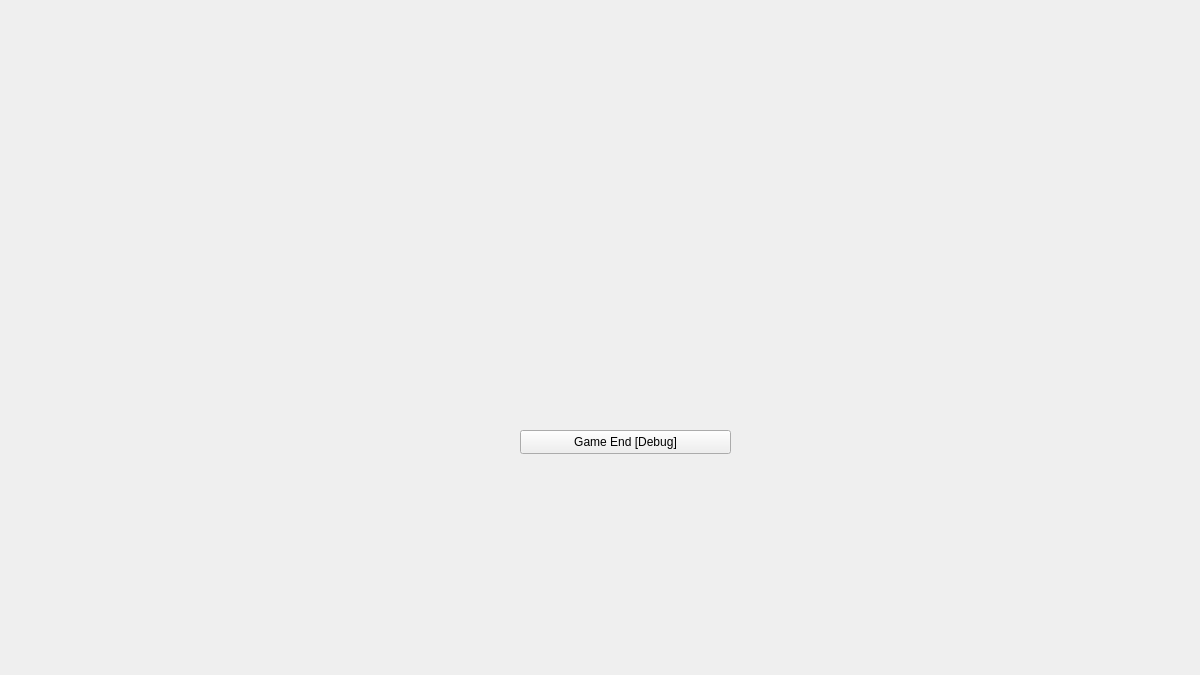
First picture: the form in ui/PlayWidget.ui, repository njdldkl666699/Melody, before the edit.
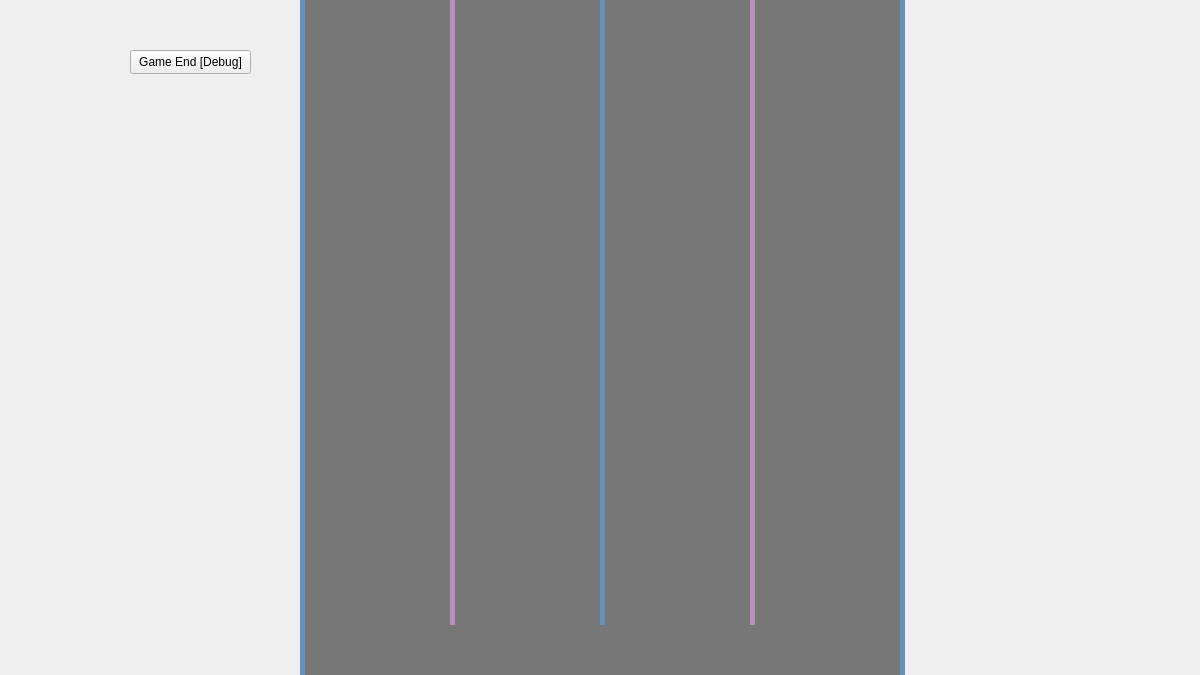
Second picture: the form after the edit. Icons and pictures are not drawn.

```diff
--- a/ui/PlayWidget.ui
+++ b/ui/PlayWidget.ui
@@ -34,8 +34,8 @@
   <widget class="QPushButton" name="pushButton_pause">
    <property name="geometry">
     <rect>
-     <x>30</x>
-     <y>40</y>
+     <x>20</x>
+     <y>20</y>
      <width>64</width>
      <height>64</height>
     </rect>
@@ -81,9 +81,9 @@
   <widget class="QPushButton" name="pushButton_debug">
    <property name="geometry">
     <rect>
-     <x>520</x>
-     <y>430</y>
-     <width>211</width>
+     <x>130</x>
+     <y>50</y>
+     <width>121</width>
      <height>24</height>
     </rect>
    </property>
@@ -122,9 +122,284 @@
     <string/>
    </property>
   </widget>
+  <widget class="Line" name="verticalLine_0">
+   <property name="geometry">
+    <rect>
+     <x>300</x>
+     <y>0</y>
+     <width>5</width>
+     <height>675</height>
+    </rect>
+   </property>
+   <property name="sizePolicy">
+    <sizepolicy hsizetype="Fixed" vsizetype="Fixed">
+     <horstretch>0</horstretch>
+     <verstretch>0</verstretch>
+    </sizepolicy>
+   </property>
+   <property name="minimumSize">
+    <size>
+     <width>5</width>
+     <height>675</height>
+    </size>
+   </property>
+   <property name="maximumSize">
+    <size>
+     <width>5</width>
+     <height>675</height>
+    </size>
+   </property>
+   <property name="styleSheet">
+    <string notr="true">color: rgba(85, 170, 255, 127);</string>
+   </property>
+   <property name="frameShadow">
+    <enum>QFrame::Shadow::Plain</enum>
+   </property>
+   <property name="lineWidth">
+    <number>5</number>
+   </property>
+   <property name="midLineWidth">
+    <number>0</number>
+   </property>
+   <property name="orientation">
+    <enum>Qt::Orientation::Vertical</enum>
+   </property>
+  </widget>
+  <widget class="Line" name="verticalLine_1">
+   <property name="geometry">
+    <rect>
+     <x>450</x>
+     <y>0</y>
+     <width>5</width>
+     <height>625</height>
+    </rect>
+   </property>
+   <property name="sizePolicy">
+    <sizepolicy hsizetype="Fixed" vsizetype="Fixed">
+     <horstretch>0</horstretch>
+     <verstretch>0</verstretch>
+    </sizepolicy>
+   </property>
+   <property name="minimumSize">
+    <size>
+     <width>5</width>
+     <height>625</height>
+    </size>
+   </property>
+   <property name="maximumSize">
+    <size>
+     <width>5</width>
+     <height>625</height>
+    </size>
+   </property>
+   <property name="styleSheet">
+    <string notr="true">color: rgba(255, 170, 255, 127);</string>
+   </property>
+   <property name="frameShadow">
+    <enum>QFrame::Shadow::Plain</enum>
+   </property>
+   <property name="lineWidth">
+    <number>5</number>
+   </property>
+   <property name="orientation">
+    <enum>Qt::Orientation::Vertical</enum>
+   </property>
+  </widget>
+  <widget class="Line" name="verticalLine_2">
+   <property name="geometry">
+    <rect>
+     <x>600</x>
+     <y>0</y>
+     <width>5</width>
+     <height>625</height>
+    </rect>
+   </property>
+   <property name="sizePolicy">
+    <sizepolicy hsizetype="Fixed" vsizetype="Fixed">
+     <horstretch>0</horstretch>
+     <verstretch>0</verstretch>
+    </sizepolicy>
+   </property>
+   <property name="minimumSize">
+    <size>
+     <width>5</width>
+     <height>625</height>
+    </size>
+   </property>
+   <property name="maximumSize">
+    <size>
+     <width>5</width>
+     <height>625</height>
+    </size>
+   </property>
+   <property name="styleSheet">
+    <string notr="true">color: rgba(85, 170, 255, 127);</string>
+   </property>
+   <property name="frameShadow">
+    <enum>QFrame::Shadow::Plain</enum>
+   </property>
+   <property name="lineWidth">
+    <number>5</number>
+   </property>
+   <property name="orientation">
+    <enum>Qt::Orientation::Vertical</enum>
+   </property>
+  </widget>
+  <widget class="Line" name="verticalLine_3">
+   <property name="geometry">
+    <rect>
+     <x>750</x>
+     <y>0</y>
+     <width>5</width>
+     <height>625</height>
+    </rect>
+   </property>
+   <property name="sizePolicy">
+    <sizepolicy hsizetype="Fixed" vsizetype="Fixed">
+     <horstretch>0</horstretch>
+     <verstretch>0</verstretch>
+    </sizepolicy>
+   </property>
+   <property name="minimumSize">
+    <size>
+     <width>5</width>
+     <height>625</height>
+    </size>
+   </property>
+   <property name="maximumSize">
+    <size>
+     <width>5</width>
+     <height>625</height>
+    </size>
+   </property>
+   <property name="styleSheet">
+    <string notr="true">color: rgba(255, 170, 255, 127);</string>
+   </property>
+   <property name="frameShadow">
+    <enum>QFrame::Shadow::Plain</enum>
+   </property>
+   <property name="lineWidth">
+    <number>5</number>
+   </property>
+   <property name="orientation">
+    <enum>Qt::Orientation::Vertical</enum>
+   </property>
+  </widget>
+  <widget class="Line" name="verticalLine_4">
+   <property name="geometry">
+    <rect>
+     <x>900</x>
+     <y>0</y>
+     <width>5</width>
+     <height>675</height>
+    </rect>
+   </property>
+   <property name="sizePolicy">
+    <sizepolicy hsizetype="Fixed" vsizetype="Fixed">
+     <horstretch>0</horstretch>
+     <verstretch>0</verstretch>
+    </sizepolicy>
+   </property>
+   <property name="minimumSize">
+    <size>
+     <width>5</width>
+     <height>675</height>
+    </size>
+   </property>
+   <property name="maximumSize">
+    <size>
+     <width>5</width>
+     <height>675</height>
+    </size>
+   </property>
+   <property name="styleSheet">
+    <string notr="true">color: rgba(85, 170, 255, 127);</string>
+   </property>
+   <property name="frameShadow">
+    <enum>QFrame::Shadow::Plain</enum>
+   </property>
+   <property name="lineWidth">
+    <number>5</number>
+   </property>
+   <property name="midLineWidth">
+    <number>0</number>
+   </property>
+   <property name="orientation">
+    <enum>Qt::Orientation::Vertical</enum>
+   </property>
+  </widget>
+  <widget class="QLabel" name="label_trackPanelBackground">
+   <property name="geometry">
+    <rect>
+     <x>300</x>
+     <y>0</y>
+     <width>605</width>
+     <height>675</height>
+    </rect>
+   </property>
+   <property name="minimumSize">
+    <size>
+     <width>605</width>
+     <height>675</height>
+    </size>
+   </property>
+   <property name="maximumSize">
+    <size>
+     <width>605</width>
+     <height>675</height>
+    </size>
+   </property>
+   <property name="styleSheet">
+    <string notr="true">background-color: rgba(0, 0, 0, 128);</string>
+   </property>
+   <property name="text">
+    <string/>
+   </property>
+   <property name="scaledContents">
+    <bool>false</bool>
+   </property>
+  </widget>
+  <widget class="QLabel" name="judgeline">
+   <property name="geometry">
+    <rect>
+     <x>305</x>
+     <y>625</y>
+     <width>595</width>
+     <height>15</height>
+    </rect>
+   </property>
+   <property name="sizePolicy">
+    <sizepolicy hsizetype="Fixed" vsizetype="Fixed">
+     <horstretch>0</horstretch>
+     <verstretch>0</verstretch>
+    </sizepolicy>
+   </property>
+   <property name="minimumSize">
+    <size>
+     <width>595</width>
+     <height>15</height>
+    </size>
+   </property>
+   <property name="maximumSize">
+    <size>
+     <width>595</width>
+     <height>15</height>
+    </size>
+   </property>
+   <property name="lineWidth">
+    <number>0</number>
+   </property>
+  </widget>
   <zorder>background</zorder>
+  <zorder>label_trackPanelBackground</zorder>
   <zorder>pushButton_pause</zorder>
   <zorder>pushButton_debug</zorder>
+  <zorder>judgeline</zorder>
+  <zorder>verticalLine_0</zorder>
+  <zorder>verticalLine_1</zorder>
+  <zorder>verticalLine_2</zorder>
+  <zorder>verticalLine_3</zorder>
+  <zorder>verticalLine_4</zorder>
  </widget>
  <layoutdefault spacing="6" margin="11"/>
  <resources/>
```
